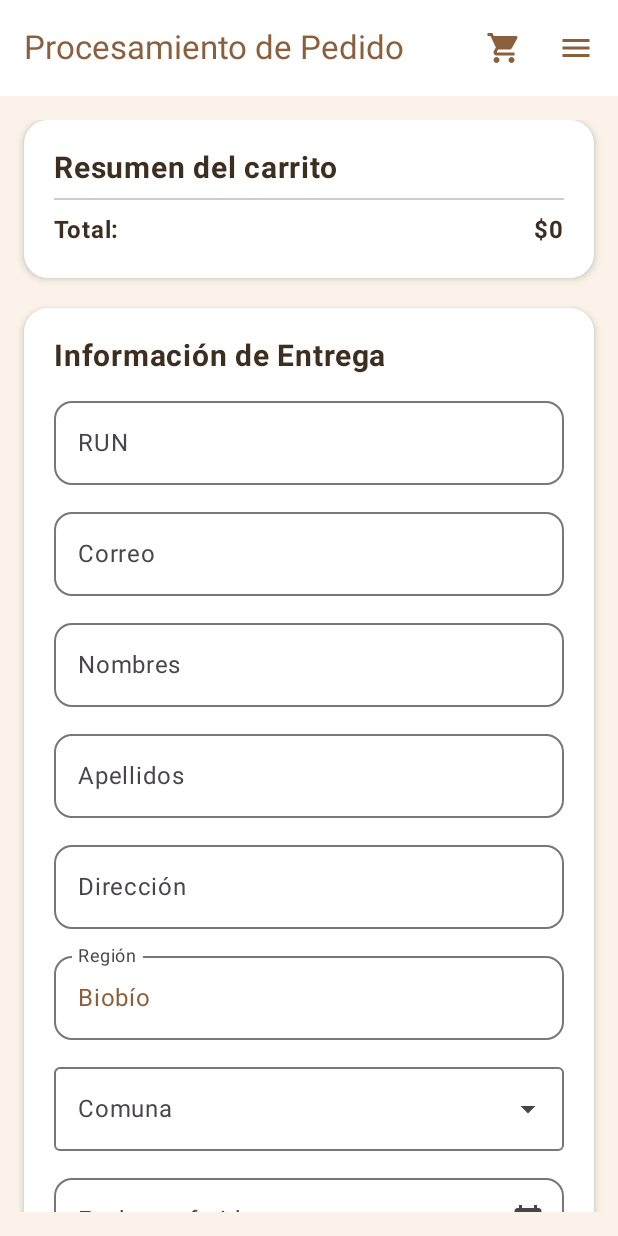
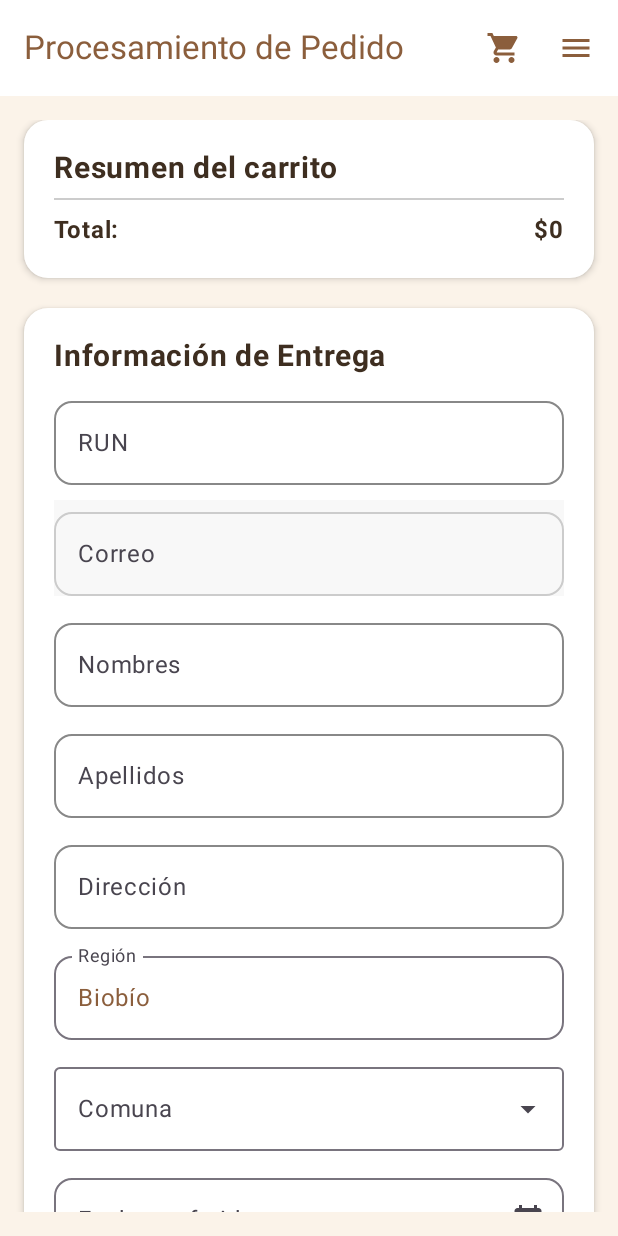
Before and after one commit to Felipe-Ahumada/Pasteleria_APP, an Android app built with Jetpack Compose: the EnvioScreen screen opened through its navigation route, on a phone screen of 412 x 824 dp. Run offline under Robolectric (Android 15) with nearby library versions, the phone set to English and light mode, and no system bars; our stand-ins replace Dagger/Hilt's generated code, Room's generated code.

Commit message:
Se ha mejorado el UX de pedido

```diff
--- a/app/src/main/java/com/pasteleria_app/pasteleria_app/data/local/database/AppDatabase.kt
+++ b/app/src/main/java/com/pasteleria_app/pasteleria_app/data/local/database/AppDatabase.kt
@@ -11,7 +11,7 @@ import com.pasteleria_app.pasteleria_app.data.local.entities.CarritoUsuarioEntit
 
 @Database(
     entities = [ProductoEntity::class, UsuarioEntity::class, CarritoUsuarioEntity::class],
-    version = 4,
+    version = 7,
     exportSchema = false
 )
 abstract class AppDatabase : RoomDatabase() {
--- a/app/src/main/java/com/pasteleria_app/pasteleria_app/presentation/ui/screens/CarritoScreen.kt
+++ b/app/src/main/java/com/pasteleria_app/pasteleria_app/presentation/ui/screens/CarritoScreen.kt
@@ -136,6 +136,7 @@ fun CarritoScreen(
 
                         Button(
                             onClick = { onOpenEnvio() },
+                            enabled = productos.isNotEmpty(), // <-- AÑADIDO
                             colors = ButtonDefaults.buttonColors(containerColor = Color(0xFFC49A6C)),
                             shape = RoundedCornerShape(12.dp),
                             modifier = Modifier
--- a/app/src/main/java/com/pasteleria_app/pasteleria_app/presentation/ui/screens/EnvioScreen.kt
+++ b/app/src/main/java/com/pasteleria_app/pasteleria_app/presentation/ui/screens/EnvioScreen.kt
@@ -37,12 +37,12 @@ fun EnvioScreen(
     val marron = Color(0xFF3E2E20)
     val blanco = Color.White
 
-    // 🧁 Datos usuario
-    val nombre by usuarioViewModel.usuarioActual.collectAsState(initial = "")
+    // 🧁 Datos usuario desde DataStore
     val correo by usuarioViewModel.usuarioCorreo.collectAsState(initial = "")
 
-    var run by remember { mutableStateOf("") }
-    var nombres by remember { mutableStateOf(nombre ?: "") }
+    // 🧩 Campos
+    var runUsuario by remember { mutableStateOf("") }
+    var nombres by remember { mutableStateOf("") }
     var apellidos by remember { mutableStateOf("") }
     var direccion by remember { mutableStateOf("") }
     var region by remember { mutableStateOf("Biobío") }
@@ -52,7 +52,70 @@ fun EnvioScreen(
     var metodoPago by remember { mutableStateOf("Webpay") }
 
     var mostrarCalendario by remember { mutableStateOf(false) }
-    val datePickerState = rememberDatePickerState()
+
+    // ✅ Variable de validación del formulario
+    val isFormValid = remember(runUsuario, nombres, apellidos, direccion, comuna, fechaEntrega, tipoEntrega) {
+        runUsuario.isNotBlank() &&
+                nombres.isNotBlank() &&
+                apellidos.isNotBlank() &&
+                direccion.isNotBlank() &&
+                comuna.isNotBlank() &&
+                fechaEntrega.isNotBlank() &&
+                tipoEntrega.isNotBlank()
+    }
+
+    // --- INICIO: LÓGICA DE FECHA MODIFICADA ---
+
+    // ✅ 1. Define el inicio de "hoy" (medianoche) para la validación
+    val todayMillis = remember {
+        Calendar.getInstance().apply {
+            set(Calendar.HOUR_OF_DAY, 0)
+            set(Calendar.MINUTE, 0)
+            set(Calendar.SECOND, 0)
+            set(Calendar.MILLISECOND, 0)
+        }.timeInMillis
+    }
+
+    // ✅ 2. Modifica el DatePickerState para deshabilitar fechas pasadas
+    val datePickerState = rememberDatePickerState(
+        initialSelectedDateMillis = todayMillis, // Se seleccionará "hoy" por defecto
+        yearRange = 2024..2030,
+        selectableDates = object : SelectableDates {
+            // Solo fechas desde hoy (medianoche) en adelante son seleccionables
+            override fun isSelectableDate(utcTimeMillis: Long): Boolean {
+                return utcTimeMillis >= todayMillis
+            }
+        }
+    )
+
+    // ✅ 3. Actualiza tu función de validación para ser consistente
+    fun isFechaValida(millis: Long?): Boolean {
+        if (millis == null) return false
+        // El DatePickerState ya no debería permitir fechas no válidas,
+        // pero mantenemos esto por seguridad.
+        return millis >= todayMillis
+    }
+
+    // --- FIN: LÓGICA DE FECHA MODIFICADA ---
+
+
+    // ✅ Autocompletar usuario logueado
+    LaunchedEffect(correo) {
+        val correoActual = correo ?: ""
+        if (correoActual.isNotBlank()) {
+            val usuario = usuarioViewModel.obtenerUsuarioPorCorreo(correoActual)
+            usuario?.let { u ->
+                runUsuario = u.rut.orEmpty()
+                nombres = listOfNotNull(u.primerNombre, u.segundoNombre?.takeIf { it.isNotBlank() })
+                    .joinToString(" ")
+                apellidos = listOfNotNull(u.apellidoPaterno, u.apellidoMaterno?.takeIf { it.isNotBlank() })
+                    .joinToString(" ")
+                direccion = u.direccion.orEmpty()
+            }
+        }
+    }
+
+    val usuarioLogueado = !correo.isNullOrBlank()
 
     PasteleriaScaffold(
         title = "Procesamiento de Pedido",
@@ -67,14 +130,12 @@ fun EnvioScreen(
                 .padding(16.dp),
             verticalArrangement = Arrangement.spacedBy(20.dp)
         ) {
-
             // 🧾 Resumen del carrito
             item {
                 Card(
                     colors = CardDefaults.cardColors(containerColor = blanco),
                     shape = RoundedCornerShape(16.dp),
-                    elevation = CardDefaults.cardElevation(3.dp),
-                    modifier = Modifier.fillMaxWidth()
+                    elevation = CardDefaults.cardElevation(3.dp)
                 ) {
                     Column(
                         modifier = Modifier.padding(20.dp),
@@ -108,8 +169,7 @@ fun EnvioScreen(
                 Card(
                     colors = CardDefaults.cardColors(containerColor = blanco),
                     shape = RoundedCornerShape(16.dp),
-                    elevation = CardDefaults.cardElevation(3.dp),
-                    modifier = Modifier.fillMaxWidth()
+                    elevation = CardDefaults.cardElevation(3.dp)
                 ) {
                     Column(
                         modifier = Modifier.padding(20.dp),
@@ -122,23 +182,22 @@ fun EnvioScreen(
                             color = marron
                         )
 
-                        campoEnvio("RUN", "19011022K", run) { run = it }
-                        campoEnvio("Correo", "usuario@correo.com", correo ?: "") {}
-                        campoEnvio("Nombres", "Ej: María", nombres ?: "") { nombres = it }
-                        campoEnvio("Apellidos", "Ej: González Pérez", apellidos) { apellidos = it }
-                        campoEnvio("Dirección", "Ej: Calle 123, Concepción", direccion) { direccion = it }
+                        campoEnvio("RUN", "19011022K", runUsuario, { runUsuario = it }, usuarioLogueado)
+                        campoEnvio("Correo", "usuario@correo.com", correo ?: "", {}, true)
+                        campoEnvio("Nombres", "Ej: María", nombres, { nombres = it }, usuarioLogueado)
+                        campoEnvio("Apellidos", "Ej: González Pérez", apellidos, { apellidos = it }, usuarioLogueado)
+                        campoEnvio("Dirección", "Ej: Calle 123, Concepción", direccion, { direccion = it }, usuarioLogueado)
 
                         OutlinedTextField(
                             value = region,
                             onValueChange = {},
                             label = { Text("Región") },
+                            readOnly = true,
                             singleLine = true,
-                            readOnly = true,
                             shape = RoundedCornerShape(12.dp),
                             modifier = Modifier.fillMaxWidth()
                         )
 
-                        // 📍 Comuna
                         val comunas = listOf("Concepción", "Talcahuano", "Hualpén")
                         var expandirComuna by remember { mutableStateOf(false) }
 
@@ -152,7 +211,9 @@ fun EnvioScreen(
                                 label = { Text("Comuna") },
                                 readOnly = true,
                                 trailingIcon = { ExposedDropdownMenuDefaults.TrailingIcon(expandirComuna) },
-                                modifier = Modifier.menuAnchor().fillMaxWidth()
+                                modifier = Modifier
+                                    .menuAnchor()
+                                    .fillMaxWidth()
                             )
                             ExposedDropdownMenu(
                                 expanded = expandirComuna,
@@ -180,10 +241,7 @@ fun EnvioScreen(
                             modifier = Modifier.fillMaxWidth(),
                             trailingIcon = {
                                 IconButton(onClick = { mostrarCalendario = true }) {
-                                    Icon(
-                                        imageVector = Icons.Default.CalendarMonth, // ✅ corregido
-                                        contentDescription = "Elegir fecha"
-                                    )
+                                    Icon(Icons.Default.CalendarMonth, contentDescription = "Elegir fecha")
                                 }
                             }
                         )
@@ -202,7 +260,9 @@ fun EnvioScreen(
                                 label = { Text("Tipo de entrega") },
                                 readOnly = true,
                                 trailingIcon = { ExposedDropdownMenuDefaults.TrailingIcon(expandirTipo) },
-                                modifier = Modifier.menuAnchor().fillMaxWidth()
+                                modifier = Modifier
+                                    .menuAnchor()
+                                    .fillMaxWidth()
                             )
                             ExposedDropdownMenu(
                                 expanded = expandirTipo,
@@ -220,12 +280,10 @@ fun EnvioScreen(
                             }
                         }
 
-                        // 💳 Método de pago
                         OutlinedTextField(
                             value = metodoPago,
                             onValueChange = {},
                             label = { Text("Método de Pago") },
-                            singleLine = true,
                             readOnly = true,
                             shape = RoundedCornerShape(12.dp),
                             modifier = Modifier.fillMaxWidth()
@@ -233,7 +291,6 @@ fun EnvioScreen(
 
                         Spacer(modifier = Modifier.height(16.dp))
 
-                        // Botones
                         Row(
                             modifier = Modifier.fillMaxWidth(),
                             horizontalArrangement = Arrangement.SpaceBetween
@@ -247,6 +304,7 @@ fun EnvioScreen(
                             Spacer(Modifier.width(8.dp))
                             Button(
                                 onClick = { onConfirmarPago() },
+                                enabled = isFormValid, // <-- Botón deshabilitado
                                 colors = ButtonDefaults.buttonColors(containerColor = marron),
                                 modifier = Modifier.weight(1f)
                             ) {
@@ -259,33 +317,51 @@ fun EnvioScreen(
         }
     }
 
-    // 📆 Selector de fecha (retrocompatible)
+    // 📆 Selector de fecha con validación
     if (mostrarCalendario) {
         DatePickerDialog(
             onDismissRequest = { mostrarCalendario = false },
             confirmButton = {
                 TextButton(onClick = {
-                    mostrarCalendario = false
-                    datePickerState.selectedDateMillis?.let { millis ->
-                        val fecha = Date(millis)
+                    val millis = datePickerState.selectedDateMillis
+                    // La validación se asegura de que solo se acepte si es válida
+                    if (isFechaValida(millis)) {
+                        mostrarCalendario = false
+                        val fecha = Date(millis!!)
                         val formato = SimpleDateFormat("dd/MM/yyyy", Locale.getDefault())
                         fechaEntrega = formato.format(fecha)
                     }
                 }) {
                     Text("Aceptar")
                 }
+            },
+            dismissButton = {
+                TextButton(onClick = { mostrarCalendario = false }) {
+                    Text("Cancelar")
+                }
             }
         ) {
-            DatePicker(state = datePickerState)
+            DatePicker(
+                state = datePickerState,
+                showModeToggle = true,
+                colors = DatePickerDefaults.colors(
+                    containerColor = Color(0xFFFDF8F4),            // fondo suave
+                    selectedDayContainerColor = Color(0xFF6D4C41), // marrón (día seleccionado)
+                    selectedDayContentColor = Color.White,
+                    disabledDayContentColor = Color(0xFFBDBDBD),   // días inactivos → grises
+                    todayContentColor = Color(0xFF6D4C41),
+                    weekdayContentColor = Color(0xFF5D4037),
+                    subheadContentColor = Color(0xFF5D4037)
+                )
+            )
         }
     }
 }
 
-// 🧁 Producto en resumen
 @Composable
 fun ProductoResumenItem(producto: Producto) {
     Row(
-        modifier = Modifier
+        Modifier
             .fillMaxWidth()
             .padding(vertical = 4.dp),
         horizontalArrangement = Arrangement.SpaceBetween
@@ -296,17 +372,30 @@ fun ProductoResumenItem(producto: Producto) {
     }
 }
 
-// 🧱 Campo reutilizable
 @Composable
-fun campoEnvio(label: String, placeholder: String, value: String, onValueChange: (String) -> Unit) {
+fun campoEnvio(
+    label: String,
+    placeholder: String,
+    value: String,
+    onValueChange: (String) -> Unit,
+    readOnly: Boolean = false
+) {
     OutlinedTextField(
         value = value,
         onValueChange = onValueChange,
         label = { Text(label) },
         placeholder = { Text(placeholder) },
         singleLine = true,
+        readOnly = readOnly,
         shape = RoundedCornerShape(12.dp),
-        modifier = Modifier.fillMaxWidth()
+        modifier = Modifier
+            .fillMaxWidth()
+            .background(if (readOnly) Color(0xFFF8F8F8) else Color.Transparent),
+        colors = OutlinedTextFieldDefaults.colors(
+            focusedTextColor = Color(0xFF3E2E20),
+            focusedBorderColor = if (readOnly) Color.LightGray else Color(0xFF3E2E20),
+            unfocusedBorderColor = if (readOnly) Color.LightGray else Color.Gray
+        )
     )
 }
 
```
Also changed, not shown: app/src/main/java/com/pasteleria_app/pasteleria_app/data/local/entities/UsuarioEntity.kt (+6 -2 lines), app/src/main/java/com/pasteleria_app/pasteleria_app/presentation/ui/screens/RegisterScreen.kt (+7 -2 lines), app/src/main/java/com/pasteleria_app/pasteleria_app/presentation/viewmodel/UsuarioViewModel.kt (+13 -5 lines).
